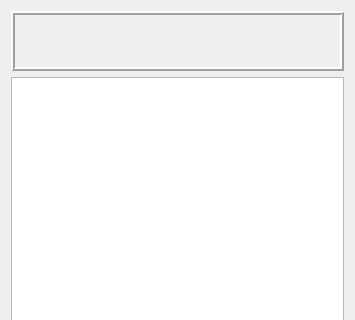
This is regsviewwidget.ui in CharlosNels/DebugMyProtocol as Qt 5 draws it before an edit; both pictures show x 0 to 355 and y 0 to 320 of the 355 by 527 pixel window. The edited form follows.
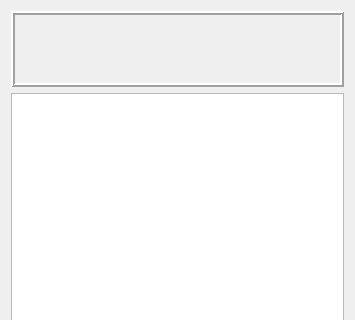
This is the edited form.

The edit to the form file:
```diff
--- a/regsviewwidget.ui
+++ b/regsviewwidget.ui
@@ -10,6 +10,11 @@
     <height>527</height>
    </rect>
   </property>
+  <property name="font">
+   <font>
+    <pointsize>14</pointsize>
+   </font>
+  </property>
   <property name="windowTitle">
    <string>Modbus</string>
   </property>
```
